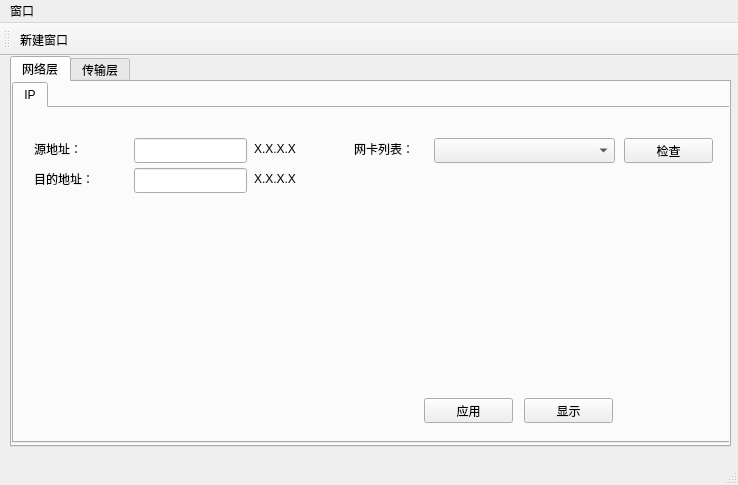
First picture: the form in UI/UItest/mainwindow.ui, repository LAuxin3619/PackSender, before the edit.
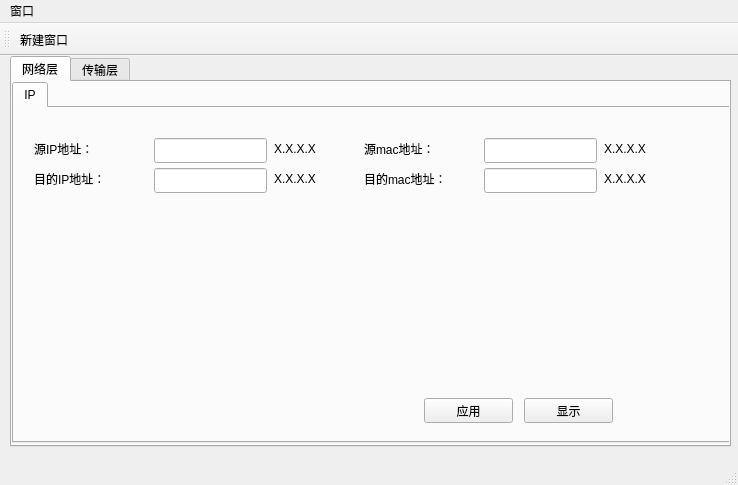
Second picture: the form after the edit. The open tabs and pages were chosen to show the change.

Patch:
```diff
--- a/UI/UItest/mainwindow.ui
+++ b/UI/UItest/mainwindow.ui
@@ -49,7 +49,7 @@
        <widget class="QLineEdit" name="ipSrc">
         <property name="geometry">
          <rect>
-          <x>120</x>
+          <x>140</x>
           <y>30</y>
           <width>113</width>
           <height>25</height>
@@ -61,12 +61,12 @@
          <rect>
           <x>20</x>
           <y>30</y>
-          <width>91</width>
+          <width>101</width>
           <height>21</height>
          </rect>
         </property>
         <property name="text">
-         <string>源地址：</string>
+         <string>源IP地址：</string>
         </property>
        </widget>
        <widget class="QPushButton" name="ipApplyBtn">
@@ -98,7 +98,7 @@
        <widget class="QLineEdit" name="ipDst">
         <property name="geometry">
          <rect>
-          <x>120</x>
+          <x>140</x>
           <y>60</y>
           <width>113</width>
           <height>25</height>
@@ -110,54 +110,18 @@
          <rect>
           <x>20</x>
           <y>60</y>
-          <width>91</width>
+          <width>101</width>
           <height>21</height>
          </rect>
         </property>
         <property name="text">
-         <string>目的地址：</string>
-        </property>
-       </widget>
-       <widget class="QComboBox" name="equipList">
-        <property name="geometry">
-         <rect>
-          <x>420</x>
-          <y>30</y>
-          <width>181</width>
-          <height>25</height>
-         </rect>
-        </property>
-       </widget>
-       <widget class="QLabel" name="label_15">
-        <property name="geometry">
-         <rect>
-          <x>340</x>
-          <y>30</y>
-          <width>91</width>
-          <height>21</height>
-         </rect>
-        </property>
-        <property name="text">
-         <string>网卡列表：</string>
-        </property>
-       </widget>
-       <widget class="QPushButton" name="checkEquip">
-        <property name="geometry">
-         <rect>
-          <x>610</x>
-          <y>30</y>
-          <width>89</width>
-          <height>25</height>
-         </rect>
-        </property>
-        <property name="text">
-         <string>检查</string>
+         <string>目的IP地址：</string>
         </property>
        </widget>
        <widget class="QLabel" name="label_18">
         <property name="geometry">
          <rect>
-          <x>240</x>
+          <x>260</x>
           <y>30</y>
           <width>91</width>
           <height>21</height>
@@ -170,7 +134,7 @@
        <widget class="QLabel" name="label_25">
         <property name="geometry">
          <rect>
-          <x>240</x>
+          <x>260</x>
           <y>60</y>
           <width>91</width>
           <height>21</height>
@@ -180,6 +144,78 @@
          <string>X.X.X.X</string>
         </property>
        </widget>
+       <widget class="QLabel" name="label_26">
+        <property name="geometry">
+         <rect>
+          <x>590</x>
+          <y>60</y>
+          <width>91</width>
+          <height>21</height>
+         </rect>
+        </property>
+        <property name="text">
+         <string>X.X.X.X</string>
+        </property>
+       </widget>
+       <widget class="QLineEdit" name="macDst">
+        <property name="geometry">
+         <rect>
+          <x>470</x>
+          <y>60</y>
+          <width>113</width>
+          <height>25</height>
+         </rect>
+        </property>
+       </widget>
+       <widget class="QLabel" name="label_20">
+        <property name="geometry">
+         <rect>
+          <x>350</x>
+          <y>60</y>
+          <width>101</width>
+          <height>21</height>
+         </rect>
+        </property>
+        <property name="text">
+         <string>目的mac地址：</string>
+        </property>
+       </widget>
+       <widget class="QLineEdit" name="macSrc">
+        <property name="geometry">
+         <rect>
+          <x>470</x>
+          <y>30</y>
+          <width>113</width>
+          <height>25</height>
+         </rect>
+        </property>
+       </widget>
+       <widget class="QLabel" name="label_15">
+        <property name="geometry">
+         <rect>
+          <x>350</x>
+          <y>30</y>
+          <width>101</width>
+          <height>21</height>
+         </rect>
+        </property>
+        <property name="text">
+         <string>源mac地址：</string>
+        </property>
+       </widget>
+       <widget class="QLabel" name="label_21">
+        <property name="geometry">
+         <rect>
+          <x>590</x>
+          <y>30</y>
+          <width>91</width>
+          <height>21</height>
+         </rect>
+        </property>
+        <property name="text">
+         <string>X.X.X.X</string>
+        </property>
+       </widget>
       </widget>
      </widget>
     </widget>
```
Left out of the diff: 13 changed lines with no effect on the pictures.
